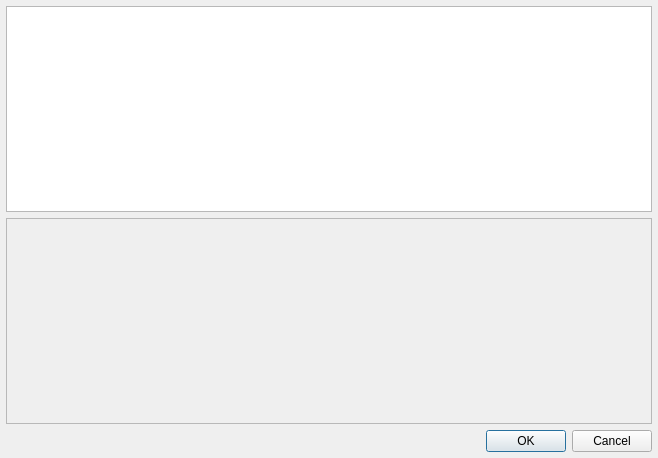
Above: Tools/ResourceEditor/DataQt/BaseAddEntityDialog.ui from xaoctech/dava.engine before the change. Below: the same form after it.
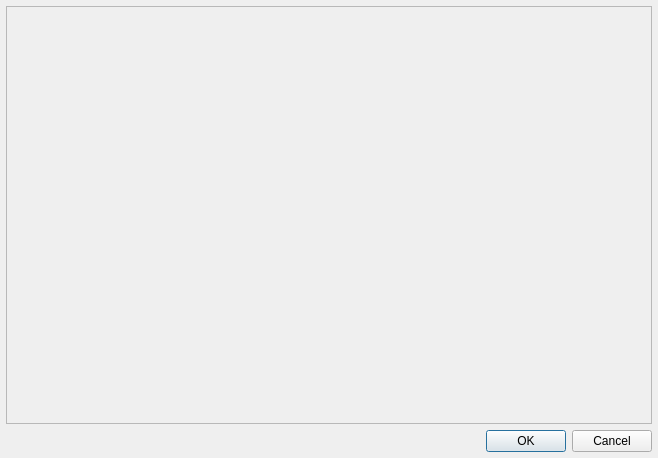
That is the form after the change. Custom widgets are drawn as their Qt base class.

Commit message: [DF-2061] fix review issues on landscape dialog

What changed in the file:
```diff
--- a/Tools/ResourceEditor/DataQt/BaseAddEntityDialog.ui
+++ b/Tools/ResourceEditor/DataQt/BaseAddEntityDialog.ui
@@ -54,52 +54,6 @@
        <property name="bottomMargin">
         <number>0</number>
        </property>
-       <item>
-        <widget class="PropertyEditorDialog" name="propEditor">
-         <property name="sizePolicy">
-          <sizepolicy hsizetype="Expanding" vsizetype="Expanding">
-           <horstretch>0</horstretch>
-           <verstretch>0</verstretch>
-          </sizepolicy>
-         </property>
-         <property name="minimumSize">
-          <size>
-           <width>0</width>
-           <height>0</height>
-          </size>
-         </property>
-         <property name="maximumSize">
-          <size>
-           <width>16777215</width>
-           <height>9999</height>
-          </size>
-         </property>
-         <property name="mouseTracking">
-          <bool>false</bool>
-         </property>
-         <property name="verticalScrollBarPolicy">
-          <enum>Qt::ScrollBarAsNeeded</enum>
-         </property>
-         <property name="tabKeyNavigation">
-          <bool>false</bool>
-         </property>
-         <property name="alternatingRowColors">
-          <bool>true</bool>
-         </property>
-         <property name="verticalScrollMode">
-          <enum>QAbstractItemView::ScrollPerItem</enum>
-         </property>
-         <property name="horizontalScrollMode">
-          <enum>QAbstractItemView::ScrollPerPixel</enum>
-         </property>
-         <property name="indentation">
-          <number>16</number>
-         </property>
-         <property name="animated">
-          <bool>false</bool>
-         </property>
-        </widget>
-       </item>
       </layout>
      </item>
      <item>
@@ -125,7 +79,7 @@
           <x>0</x>
           <y>0</y>
           <width>642</width>
-          <height>198</height>
+          <height>396</height>
          </rect>
         </property>
         <property name="sizePolicy">
@@ -170,13 +124,6 @@
    </item>
   </layout>
  </widget>
- <customwidgets>
-  <customwidget>
-   <class>PropertyEditorDialog</class>
-   <extends>QTreeView</extends>
-   <header>DockProperties/PropertyEditorDialog.h</header>
-  </customwidget>
- </customwidgets>
  <resources/>
  <connections>
   <connection>
```
The commit also changes 8 other files.
